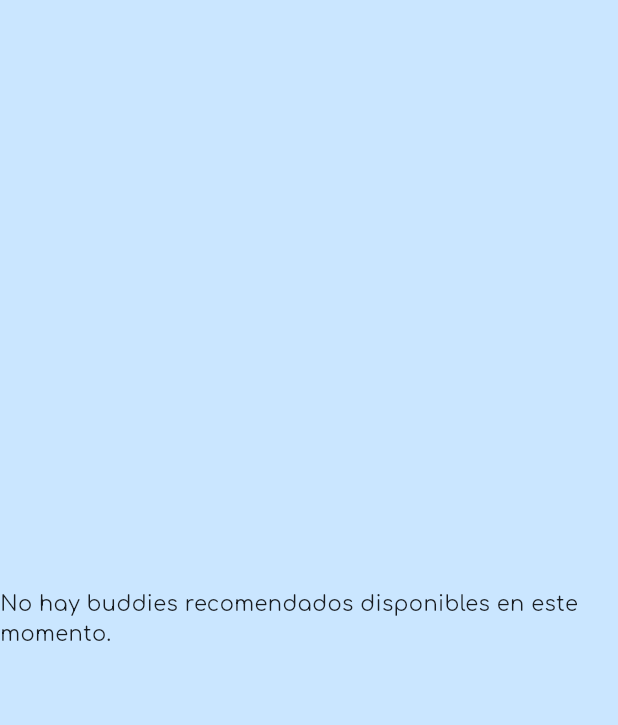
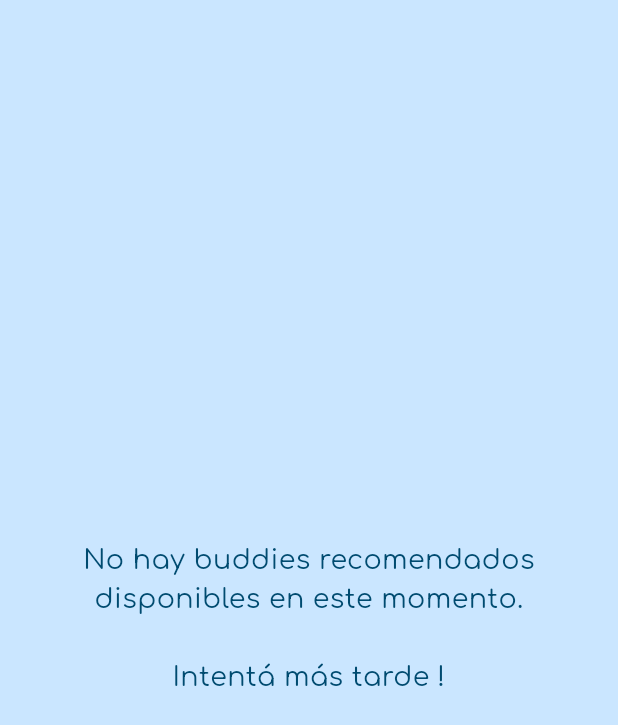
Before and after one commit to buddy-app-hub/mobile, a Flutter app: the NewConnectionsPage screen opened directly, on a phone screen of 412 x 824 dp. Shown: the top 725 px of the screen. Run offline on Flutter 3.47's test engine with Material 3 defaults, Android fonts, the phone set to English and light mode, and no system bars; our stand-ins replace carousel_slider, cloud_firestore, firebase_auth, firebase_core, firebase_storage, flashy_tab_bar2 and 3 more; accounts and stored records are empty.

Commit message:
Next buddy shown

```diff
--- a/lib/pages/connections/new_recommended_buddy.dart
+++ b/lib/pages/connections/new_recommended_buddy.dart
@@ -76,6 +76,17 @@ class _NewRecommendedBuddyState extends State<NewRecommendedBuddy> {
     }
   }
 
+  void _changeToNextBuddy() async {
+    setState(() {
+      currentBuddyIndex += 1;
+    });
+
+    if (recommendedBuddies!.length > currentBuddyIndex + 1) {
+      return;
+    }
+    _loadUserPhotos();
+  }
+
   @override
   Widget build(BuildContext context) {
     final theme = Theme.of(context);
@@ -89,7 +100,13 @@ class _NewRecommendedBuddyState extends State<NewRecommendedBuddy> {
     if (recommendedBuddies!.isEmpty ||
         currentBuddyIndex >= recommendedBuddies!.length) {
       return Center(
-        child: Text('No hay buddies recomendados disponibles en este momento.'),
+        child: Text(
+          'No hay buddies recomendados disponibles en este momento.\n\nIntentá más tarde !',
+          textAlign: TextAlign.center, // Centra cada línea de texto
+          style: ThemeTextStyle.titleMediumOnPrimaryContainer(
+            context,
+          ),
+        ),
       );
     }
 
@@ -138,8 +155,7 @@ class _NewRecommendedBuddyState extends State<NewRecommendedBuddy> {
                         },
                         errorBuilder: (BuildContext context, Object exception,
                             StackTrace? stackTrace) {
-                          return Icon(
-                              Icons.error);
+                          return Icon(Icons.error);
                         },
                       )
                     : null,
@@ -189,7 +205,7 @@ class _NewRecommendedBuddyState extends State<NewRecommendedBuddy> {
                   children: [
                     TextButton(
                       onPressed: () {
-                        // Acción para ver otro Buddy
+                        _changeToNextBuddy();
                       },
                       style: TextButton.styleFrom(
                         padding: EdgeInsets.symmetric(horizontal: 16.0),
@@ -203,7 +219,7 @@ class _NewRecommendedBuddyState extends State<NewRecommendedBuddy> {
                     SizedBox(width: 20),
                     ElevatedButton(
                       onPressed: () {
-                        // Acción para conectar con el Buddy
+                        // TODO: abrir modal para gestionar primer encuentro
                       },
                       style: ElevatedButton.styleFrom(
                         backgroundColor: theme.colorScheme.primary,
```
